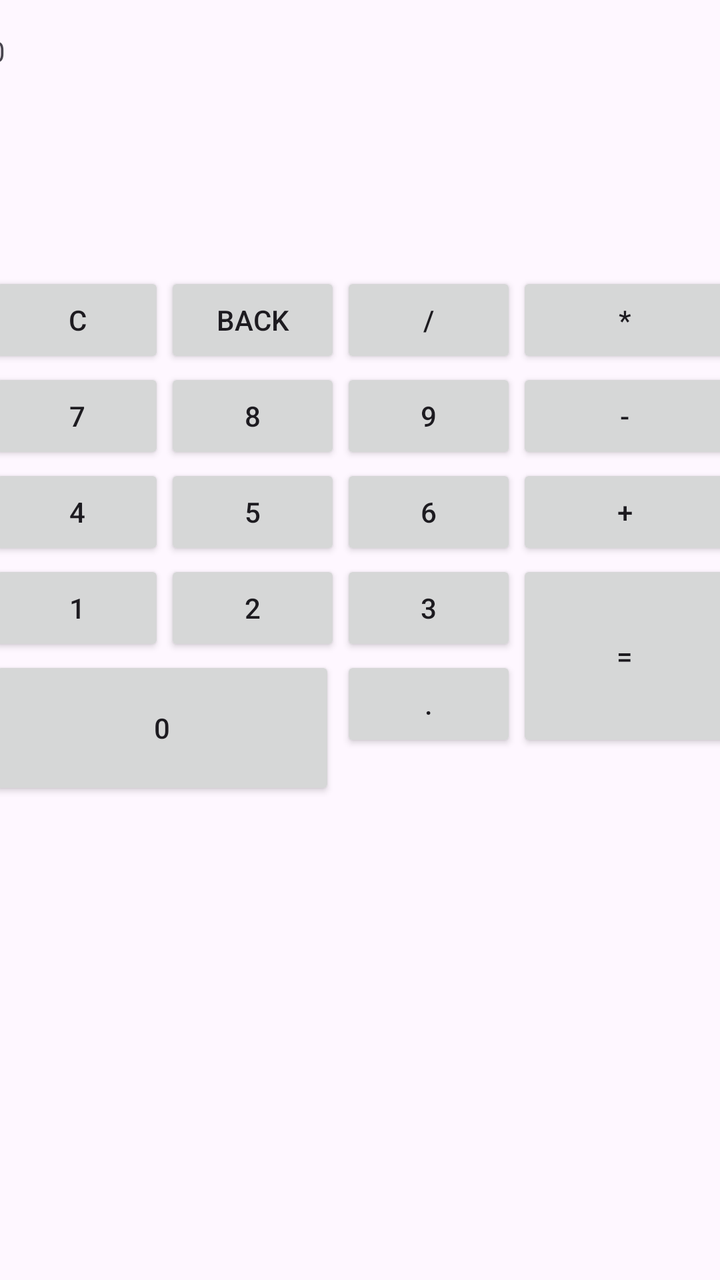
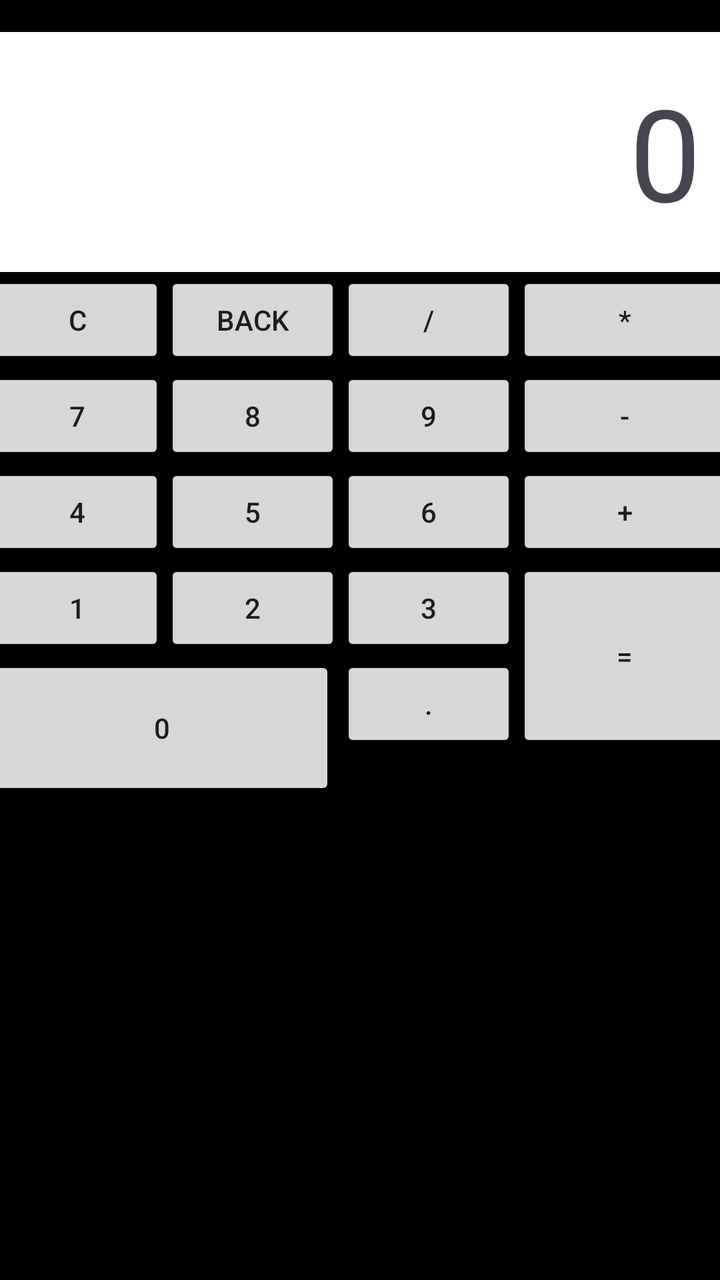

The first picture is an Android layout as it rendered before a commit; the second is the same layout after the commit. The layout source and the unified diff follow.
<!-- AndroidManifest.xml: application theme Theme.ComicBookViewer -->
<!-- res/layout/activity_main.xml -->
<?xml version="1.0" encoding="utf-8"?>
<androidx.constraintlayout.widget.ConstraintLayout xmlns:android="http://schemas.android.com/apk/res/android"
    xmlns:app="http://schemas.android.com/apk/res-auto"
    xmlns:tools="http://schemas.android.com/tools"
    android:id="@+id/main"
    android:layout_width="match_parent"
    android:layout_height="match_parent"
    tools:context=".MainActivity">

    <TextView
        android:id="@+id/textView"
        android:layout_width="372dp"
        android:layout_height="120dp"
        android:layout_marginTop="16dp"
        android:text="0"
        app:layout_constraintEnd_toEndOf="parent"
        app:layout_constraintHorizontal_bias="0.487"
        app:layout_constraintStart_toStartOf="parent"
        app:layout_constraintTop_toTopOf="parent" />

    <Button
        android:id="@+id/Dugka1"
        android:layout_width="wrap_content"
        android:layout_height="wrap_content"
        android:text="c"
        app:layout_constraintStart_toStartOf="@+id/textView"
        app:layout_constraintTop_toBottomOf="@+id/textView" />

    <Button
        android:id="@+id/Dugka2"
        android:layout_width="wrap_content"
        android:layout_height="wrap_content"
        android:text="back"
        app:layout_constraintStart_toEndOf="@+id/Dugka1"
        app:layout_constraintTop_toTopOf="@+id/Dugka1" />

    <Button
        android:id="@+id/Vidsotok"
        android:layout_width="wrap_content"
        android:layout_height="wrap_content"
        android:text="/"
        app:layout_constraintStart_toEndOf="@+id/Dugka2"
        app:layout_constraintTop_toTopOf="@+id/Dugka2" />

    <Button
        android:id="@+id/ac"
        android:layout_width="0dp"
        android:layout_height="wrap_content"
        android:text="*"
        app:layout_constraintEnd_toEndOf="@+id/textView"
        app:layout_constraintStart_toEndOf="@+id/Vidsotok"
        app:layout_constraintTop_toTopOf="@+id/Vidsotok" />

    <Button
        android:id="@+id/b7"
        android:layout_width="wrap_content"
        android:layout_height="wrap_content"
        android:text="7"
        app:layout_constraintStart_toStartOf="@+id/Dugka1"
        app:layout_constraintTop_toBottomOf="@+id/Dugka1" />

    <Button
        android:id="@+id/b8"
        android:layout_width="wrap_content"
        android:layout_height="wrap_content"
        android:text="8"
        app:layout_constraintStart_toEndOf="@+id/Dugka1"
        app:layout_constraintTop_toBottomOf="@+id/Dugka2" />

    <Button
        android:id="@+id/b9"
        android:layout_width="wrap_content"
        android:layout_height="wrap_content"
        android:text="9"
        app:layout_constraintStart_toEndOf="@+id/Dugka2"
        app:layout_constraintTop_toBottomOf="@+id/Vidsotok" />

    <Button
        android:id="@+id/bntDiv"
        android:layout_width="0dp"
        android:layout_height="wrap_content"
        android:text="-"
        app:layout_constraintEnd_toEndOf="@+id/textView"
        app:layout_constraintStart_toEndOf="@+id/Vidsotok"
        app:layout_constraintTop_toBottomOf="@+id/ac" />

    <Button
        android:id="@+id/b4"
        android:layout_width="wrap_content"
        android:layout_height="wrap_content"
        android:text="4"
        app:layout_constraintStart_toStartOf="@+id/b7"
        app:layout_constraintTop_toBottomOf="@+id/b7" />

    <Button
        android:id="@+id/b5"
        android:layout_width="wrap_content"
        android:layout_height="wrap_content"
        android:text="5"
        app:layout_constraintStart_toEndOf="@+id/b7"
        app:layout_constraintTop_toBottomOf="@+id/b8" />

    <Button
        android:id="@+id/b6"
        android:layout_width="wrap_content"
        android:layout_height="wrap_content"
        android:text="6"
        app:layout_constraintStart_toEndOf="@+id/b8"
        app:layout_constraintTop_toBottomOf="@+id/b9" />

    <Button
        android:id="@+id/btnMulti"
        android:layout_width="0dp"
        android:layout_height="wrap_content"
        android:text="+"
        app:layout_constraintEnd_toEndOf="@+id/textView"
        app:layout_constraintStart_toEndOf="@+id/b9"
        app:layout_constraintTop_toBottomOf="@+id/bntDiv" />

    <Button
        android:id="@+id/b1"
        android:layout_width="wrap_content"
        android:layout_height="wrap_content"
        android:text="1"
        app:layout_constraintStart_toStartOf="@+id/b4"
        app:layout_constraintTop_toBottomOf="@+id/b4" />

    <Button
        android:id="@+id/b2"
        android:layout_width="wrap_content"
        android:layout_height="wrap_content"
        android:text="2"
        app:layout_constraintStart_toEndOf="@+id/b4"
        app:layout_constraintTop_toBottomOf="@+id/b5" />

    <Button
        android:id="@+id/b3"
        android:layout_width="wrap_content"
        android:layout_height="wrap_content"
        android:text="3"
        app:layout_constraintStart_toEndOf="@+id/b5"
        app:layout_constraintTop_toBottomOf="@+id/b6" />

    <Button
        android:id="@+id/bEq"
        android:layout_width="0dp"
        android:layout_height="0dp"
        android:autoText="false"
        android:text="="
        app:layout_constraintBottom_toBottomOf="@+id/point"
        app:layout_constraintEnd_toEndOf="@+id/textView"
        app:layout_constraintStart_toEndOf="@+id/b6"
        app:layout_constraintTop_toBottomOf="@+id/btnMulti" />

    <Button
        android:id="@+id/b0"
        android:layout_width="173dp"
        android:layout_height="72dp"
        android:text="0"
        app:layout_constraintStart_toStartOf="@+id/b1"
        app:layout_constraintTop_toBottomOf="@+id/b1" />

    <Button
        android:id="@+id/point"
        android:layout_width="wrap_content"
        android:layout_height="wrap_content"
        android:text="."
        app:layout_constraintStart_toEndOf="@+id/b2"
        app:layout_constraintTop_toBottomOf="@+id/b3" />

</androidx.constraintlayout.widget.ConstraintLayout>
<!-- resources referenced by this layout -->
<resources>
  <style name="Theme.ComicBookViewer" parent="Base.Theme.ComicBookViewer" />
  <style name="Base.Theme.ComicBookViewer" parent="Theme.Material3.DayNight.NoActionBar">
          
          
  
      </style>
</resources>

<!-- the commit's change to res/layout/activity_main.xml (unified diff, before → after) -->
@@ -3,15 +3,20 @@
     xmlns:app="http://schemas.android.com/apk/res-auto"
     xmlns:tools="http://schemas.android.com/tools"
     android:id="@+id/main"
+    android:background="@color/black"
     android:layout_width="match_parent"
     android:layout_height="match_parent"
     tools:context=".MainActivity">
 
     <TextView
+        android:background="@color/white"
         android:id="@+id/textView"
         android:layout_width="372dp"
         android:layout_height="120dp"
         android:layout_marginTop="16dp"
+        android:textSize="64sp"
+        android:gravity="end|center_vertical"
+        android:padding="16dp"
         android:text="0"
         app:layout_constraintEnd_toEndOf="parent"
         app:layout_constraintHorizontal_bias="0.487"
<!-- resource entries referenced after the edit -->
@@ -1,5 +1,7 @@
 <!-- resources referenced by this layout -->
 <resources>
+  <color name="black">#FF000000</color>
+  <color name="white">#FFFFFFFF</color>
   <style name="Theme.ComicBookViewer" parent="Base.Theme.ComicBookViewer" />
   <style name="Base.Theme.ComicBookViewer" parent="Theme.Material3.DayNight.NoActionBar">
           
